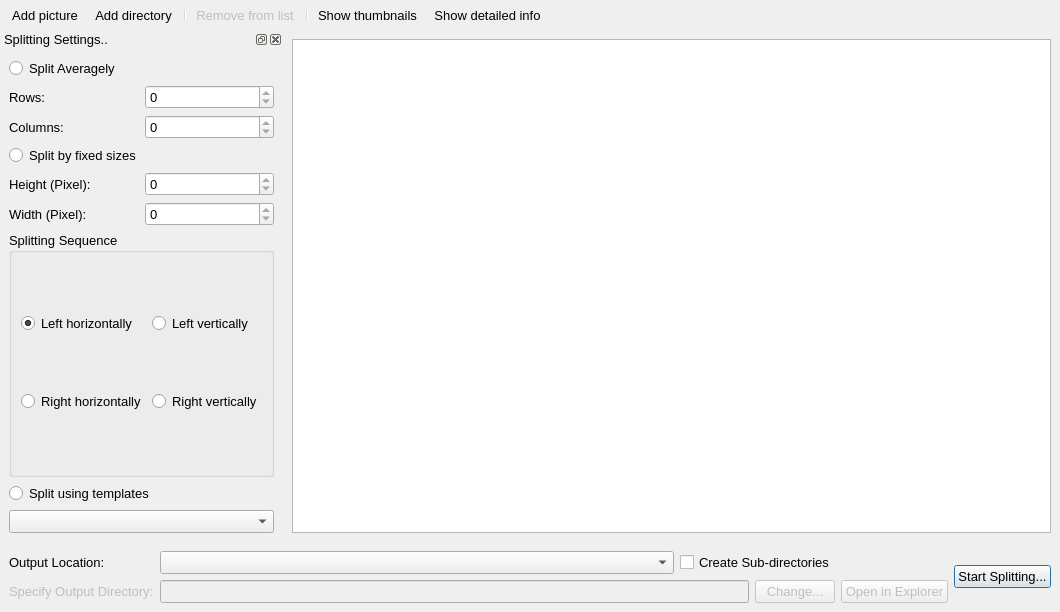
Before: the Qt Designer form src/ui/fpsbatchdialog.ui in zxunge/FreePictureSplitter, drawn with Qt 5.
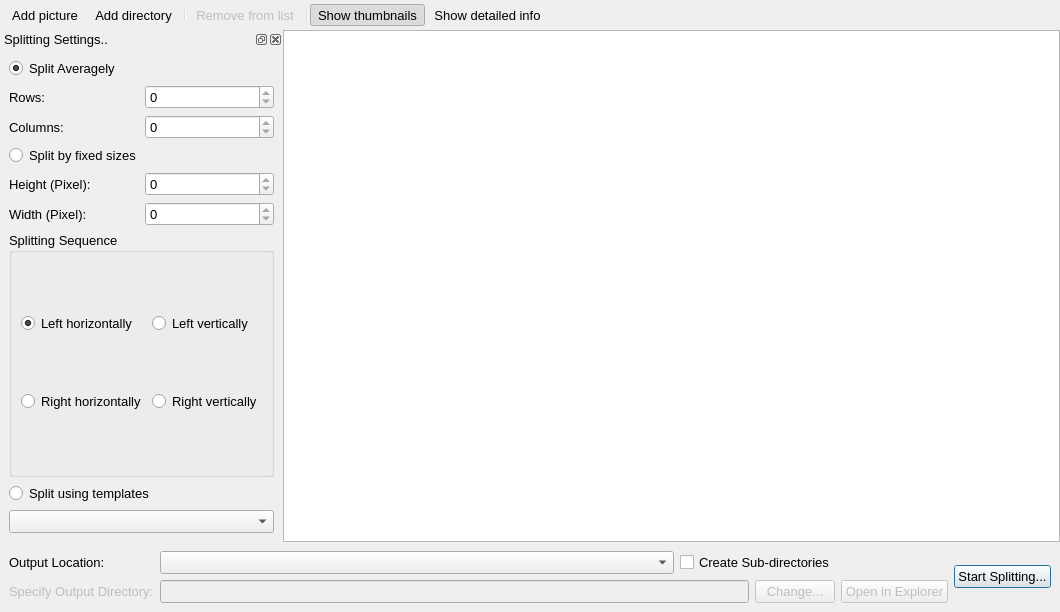
After: the same form once the commit is applied. Icons and pictures are not drawn.

Patch:
```diff
--- a/src/ui/fpsbatchdialog.ui
+++ b/src/ui/fpsbatchdialog.ui
@@ -132,6 +132,9 @@
             <property name="text">
              <string>Split Averagely</string>
             </property>
+            <property name="checked">
+             <bool>true</bool>
+            </property>
            </widget>
           </item>
           <item row="2" column="1">
@@ -229,6 +232,21 @@
           </sizepolicy>
          </property>
          <layout class="QGridLayout" name="gridLayout_4">
+          <property name="leftMargin">
+           <number>0</number>
+          </property>
+          <property name="topMargin">
+           <number>0</number>
+          </property>
+          <property name="rightMargin">
+           <number>0</number>
+          </property>
+          <property name="bottomMargin">
+           <number>0</number>
+          </property>
+          <property name="spacing">
+           <number>0</number>
+          </property>
           <item row="0" column="0">
            <widget class="QListWidget" name="wgtList">
             <property name="sizePolicy">
@@ -408,6 +426,12 @@
    </property>
   </action>
   <action name="actionShowThumbnails">
+   <property name="checkable">
+    <bool>true</bool>
+   </property>
+   <property name="checked">
+    <bool>true</bool>
+   </property>
    <property name="icon">
     <iconset resource="../resources/fps.qrc">
      <normaloff>:/toolBar/toolBar/thumbnail.png</normaloff>:/toolBar/toolBar/thumbnail.png</iconset>
```
Left out of the diff: 18 changed lines with no effect on the pictures.
